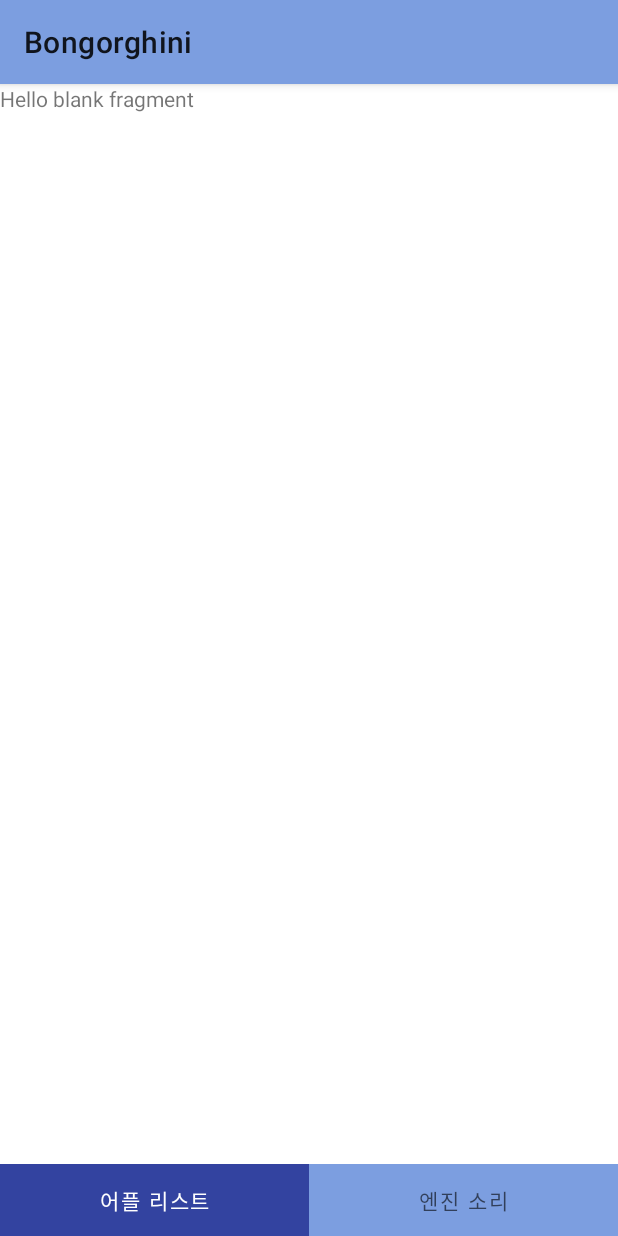
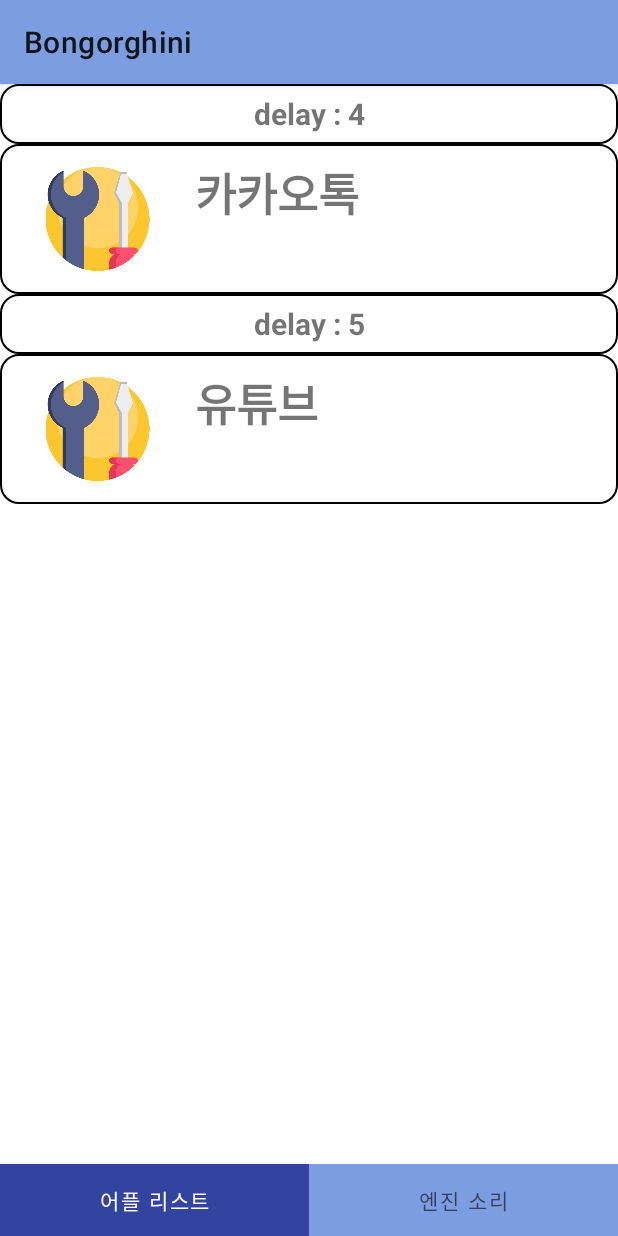
Before and after one commit to mad-camp-2020-winter/3rd-week, an Android app: the screen it shows after launch (MainActivity), on a phone screen of 412 x 824 dp. Run offline under Robolectric (Android 15) with nearby library versions, the phone set to English and light mode, and no system bars.

Commit message:
application recyclerView 구현 완료

```diff
--- a/app/src/main/java/com/example/bongorghini/adapter/ApplicationListAdapter.kt
+++ b/app/src/main/java/com/example/bongorghini/adapter/ApplicationListAdapter.kt
@@ -1,4 +1,110 @@
 package com.example.bongorghini.adapter
 
-class ApplicationListAdapter {
+import android.content.Context
+import android.graphics.BitmapFactory
+import android.util.Base64
+import android.util.TypedValue
+import android.view.Gravity
+import android.view.LayoutInflater
+import android.view.View
+import android.view.ViewGroup
+import android.widget.ImageView
+import android.widget.LinearLayout
+import android.widget.TextView
+import androidx.recyclerview.widget.RecyclerView
+import com.example.bongorghini.R
+import com.example.bongorghini.model.Application
+import java.io.ByteArrayInputStream
+import java.util.*
+
+
+class ApplicationListAdapter(list: ArrayList<Application>?) : RecyclerView.Adapter<ApplicationListAdapter.CustomViewHolder>() {
+//    private val mLongListener: OnListItemLongSelectedInterface
+//    private val mListener: OnListItemSelectedInterface
+
+    private lateinit var context: Context
+
+    private var mList: ArrayList<Application>? = ArrayList<Application>()
+
+    //누를 때, 길게 누를때 상황에 맞춰 override
+    interface OnListItemLongSelectedInterface {
+        fun onItemLongSelected(v: View?, position: Int)
+    }
+
+    interface OnListItemSelectedInterface {
+        fun onItemSelected(v: View?, position: Int)
+    }
+
+
+    inner class CustomViewHolder(view: View) : RecyclerView.ViewHolder(view) {
+        var name: TextView
+        var delay: TextView
+        var icon: ImageView
+
+
+        init {
+            name = view.findViewById<View>(R.id.list_name) as TextView
+            delay = view.findViewById(R.id.list_delay) as TextView
+            icon = view.findViewById(R.id.list_icon) as ImageView
+//            view.setOnClickListener { v -> mListener.onItemSelected(v, adapterPosition) }
+//            view.setOnLongClickListener { v ->
+//                mLongListener.onItemLongSelected(v, adapterPosition)
+//                false
+//            }
+        }
+    }
+
+    override fun onCreateViewHolder(viewGroup: ViewGroup, viewType: Int): CustomViewHolder {
+        val view: View = LayoutInflater.from(viewGroup.context)
+                .inflate(R.layout.recyclerview_application, viewGroup, false)
+        context = view.context
+        return CustomViewHolder(view)
+//        if (this::context.isInitialized)
+    }
+
+    override fun onBindViewHolder(viewholder: CustomViewHolder, position: Int) {
+
+        //화면 크기 맞춰 사진크기 조정
+//        val displayMetrics = context!!.resources.displayMetrics
+//        val width = displayMetrics.widthPixels / 3 - 10
+//        val height = displayMetrics.heightPixels / 5 - 20
+//        val params = LinearLayout.LayoutParams(width, height)
+//        viewholder.name.setTextSize(TypedValue.COMPLEX_UNIT_SP, 20f)
+//        viewholder.delay.setTextSize(TypedValue.COMPLEX_UNIT_SP, 10f)
+//        viewholder.icon.layoutParams = params
+//        viewholder.name.gravity = Gravity.CENTER
+        viewholder.name.setText(mList!![position].name)
+        viewholder.delay.text = "delay : " + mList!![position].delay
+        var data: String? = mList!![position].icon
+        if (data == null) {
+            viewholder.icon.setImageResource(R.drawable.tools) // 테스트용 임의 설정
+        } else {
+            //bitmap -> stream -> image 변환
+            val bytePlainOrg = Base64.decode(data, 0)
+            val inputStream = ByteArrayInputStream(bytePlainOrg)
+            val bitmap = BitmapFactory.decodeStream(inputStream)
+            viewholder.icon.setImageBitmap(bitmap)
+        }
+    }
+
+    override fun getItemCount(): Int {
+        return mList?.size ?: 0
+    }
+
+    fun addItem(item: Application) {
+        mList!!.add(item)
+        notifyDataSetChanged()
+    }
+
+    fun getItem(position: Int): Application {
+        return mList!![position]
+    }
+
+    fun removeItem(position: Int) {
+        mList!!.removeAt(position)
+    }
+
+    init {
+        mList = list
+    }
 }
--- a/app/src/main/java/com/example/bongorghini/fragment/OrderListFragment.kt
+++ b/app/src/main/java/com/example/bongorghini/fragment/OrderListFragment.kt
@@ -1,58 +1,50 @@
 package com.example.bongorghini.fragment
 
 import android.os.Bundle
-import androidx.fragment.app.Fragment
 import android.view.LayoutInflater
 import android.view.View
 import android.view.ViewGroup
+import androidx.fragment.app.Fragment
+import androidx.recyclerview.widget.LinearLayoutManager
+import androidx.recyclerview.widget.RecyclerView
 import com.example.bongorghini.R
+import com.example.bongorghini.adapter.ApplicationListAdapter
+import com.example.bongorghini.model.Application
 
-// TODO: Rename parameter arguments, choose names that match
-// the fragment initialization parameters, e.g. ARG_ITEM_NUMBER
-private const val ARG_PARAM1 = "param1"
-private const val ARG_PARAM2 = "param2"
-
-/**
- * A simple [Fragment] subclass.
- * Use the [OrderListFragment.newInstance] factory method to
- * create an instance of this fragment.
- */
 class OrderListFragment : Fragment() {
-    // TODO: Rename and change types of parameters
-    private var param1: String? = null
-    private var param2: String? = null
 
     override fun onCreate(savedInstanceState: Bundle?) {
         super.onCreate(savedInstanceState)
-        arguments?.let {
-            param1 = it.getString(ARG_PARAM1)
-            param2 = it.getString(ARG_PARAM2)
-        }
     }
 
     override fun onCreateView(inflater: LayoutInflater, container: ViewGroup?,
                               savedInstanceState: Bundle?): View? {
         // Inflate the layout for this fragment
-        return inflater.inflate(R.layout.fragment_order_list, container, false)
+        var v = inflater.inflate(R.layout.fragment_order_list, container, false)
+        var listView = v.findViewById<RecyclerView>(R.id.order_list)
+
+        var list = ArrayList<Application>()
+
+        //test용 - application factory
+        var newApplication = Application()
+        newApplication.name = "카카오톡"
+        newApplication.delay = 4
+        newApplication.path = "root/main"
+        list.add(newApplication)
+
+        var newApplication1 = Application()
+        newApplication1.name = "유튜브"
+        newApplication1.delay = 5
+        newApplication1.path = "root/main"
+        list.add(newApplication1)
+
+        var mAdapter = ApplicationListAdapter(list)
+        listView.adapter = mAdapter
+
+        var mLinearLayoutManager : LinearLayoutManager = LinearLayoutManager(this.context)
+        listView.layoutManager = mLinearLayoutManager
+        return v
     }
 
-    companion object {
-        /**
-         * Use this factory method to create a new instance of
-         * this fragment using the provided parameters.
-         *
-         * @param param1 Parameter 1.
-         * @param param2 Parameter 2.
-         * @return A new instance of fragment OrderListFragment.
-         */
-        // TODO: Rename and change types and number of parameters
-        @JvmStatic
-        fun newInstance(param1: String, param2: String) =
-                OrderListFragment().apply {
-                    arguments = Bundle().apply {
-                        putString(ARG_PARAM1, param1)
-                        putString(ARG_PARAM2, param2)
-                    }
-                }
-    }
+
 }
--- a/app/src/main/java/com/example/bongorghini/model/Application.kt
+++ b/app/src/main/java/com/example/bongorghini/model/Application.kt
@@ -1,8 +1,8 @@
 package com.example.bongorghini.model
 
 class Application {
-    private var name : String ?= null // 어플이름
-    private var icon : String ?= null // icon 사진, path형식일지 몰라 일단 String
-    private var path : String ?= null //
-    private var delay : Int ?= null
+    var name : String ?= null // 어플이름
+    var icon : String ?= null // icon 사진, path형식일지 몰라 일단 String
+    var path : String ?= null //
+    var delay : Int ?= null
 }
--- /dev/null
+++ b/app/src/main/res/drawable/list_layout.xml
@@ -0,0 +1,30 @@
+<?xml version="1.0" encoding="utf-8"?>
+<layer-list xmlns:android="http://schemas.android.com/apk/res/android" >
+
+    <item>
+        <shape android:shape="rectangle" >
+            <stroke
+                android:width="1dp"/>
+
+            //투명색
+
+            android:color="@android:color/transparent" />
+
+            <solid android:color="#FFFFFF" />
+
+
+
+            //모서리 둥글게
+            <corners
+                android:bottomLeftRadius="12dp"
+                android:bottomRightRadius="12dp"
+                android:topLeftRadius="12dp"
+                android:topRightRadius="12dp" />
+
+
+
+
+        </shape>
+    </item>
+
+</layer-list>
--- a/app/src/main/res/layout/fragment_engine_select.xml
+++ b/app/src/main/res/layout/fragment_engine_select.xml
@@ -5,10 +5,13 @@
     android:layout_height="match_parent"
     tools:context=".fragment.EngineSelectFragment">
 
-    <!-- TODO: Update blank fragment layout -->
-    <TextView
+    <androidx.recyclerview.widget.RecyclerView
+        android:id="@+id/user_gallery_list"
         android:layout_width="match_parent"
         android:layout_height="match_parent"
-        android:text="@string/hello_blank_fragment" />
+        android:scrollbarFadeDuration="0"
+        android:scrollbarSize="5dp"
+        android:scrollbarThumbVertical="@android:color/darker_gray"
+        android:scrollbars="vertical"/>
 
 </FrameLayout>
--- a/app/src/main/res/layout/fragment_order_list.xml
+++ b/app/src/main/res/layout/fragment_order_list.xml
@@ -5,10 +5,12 @@
     android:layout_height="match_parent"
     tools:context=".fragment.OrderListFragment">
 
-    <!-- TODO: Update blank fragment layout -->
-    <TextView
+    <androidx.recyclerview.widget.RecyclerView
+        android:id="@+id/order_list"
         android:layout_width="match_parent"
         android:layout_height="match_parent"
-        android:text="@string/hello_blank_fragment" />
-
+        android:scrollbarFadeDuration="0"
+        android:scrollbarSize="5dp"
+        android:scrollbarThumbVertical="@android:color/darker_gray"
+        android:scrollbars="vertical"/>
 </FrameLayout>
--- /dev/null
+++ b/app/src/main/res/layout/recyclerview_application.xml
@@ -0,0 +1,59 @@
+<?xml version="1.0" encoding="utf-8"?>
+<LinearLayout xmlns:android="http://schemas.android.com/apk/res/android"
+    android:orientation="vertical" android:layout_width="match_parent"
+    android:layout_height="wrap_content">
+
+    <LinearLayout
+        android:layout_width="match_parent"
+        android:layout_height="40dp"
+        android:background="@drawable/list_layout"
+        >
+        <TextView
+            android:layout_width="match_parent"
+            android:layout_height="40dp"
+            android:id="@+id/list_delay"
+            android:textSize="20dp"
+            android:textStyle="bold"
+            android:text="딜레이 : 4초"
+            android:gravity="center"
+            />
+
+    </LinearLayout>
+    <LinearLayout
+        android:layout_width="match_parent"
+        android:layout_height="100dp"
+        android:orientation="horizontal"
+        android:background="@drawable/list_layout">
+
+        <ImageView
+            android:layout_width="130dp"
+            android:layout_height="match_parent"
+            android:id="@+id/list_icon"
+            android:paddingTop="15dp"
+            android:paddingBottom="15dp"
+            android:paddingLeft="10dp"
+            android:paddingRight="10dp"
+            android:src="@drawable/tools"
+            />
+
+        <LinearLayout
+            android:layout_width="match_parent"
+            android:layout_height="match_parent"
+            android:id="@+id/text_linear"
+            android:orientation="vertical">
+            <TextView
+                android:layout_width="match_parent"
+                android:layout_height="100dp"
+                android:id="@+id/list_name"
+                android:textSize="30dp"
+                android:textStyle="bold"
+                android:paddingTop="10dp"
+                android:text="앱 이름 : 공공장비 온라인센터"
+                />
+        </LinearLayout>
+    </LinearLayout>
+
+
+
+
+</LinearLayout>
```
Also changed, not shown: app/src/main/res/drawable-v24/tools.png (added).
